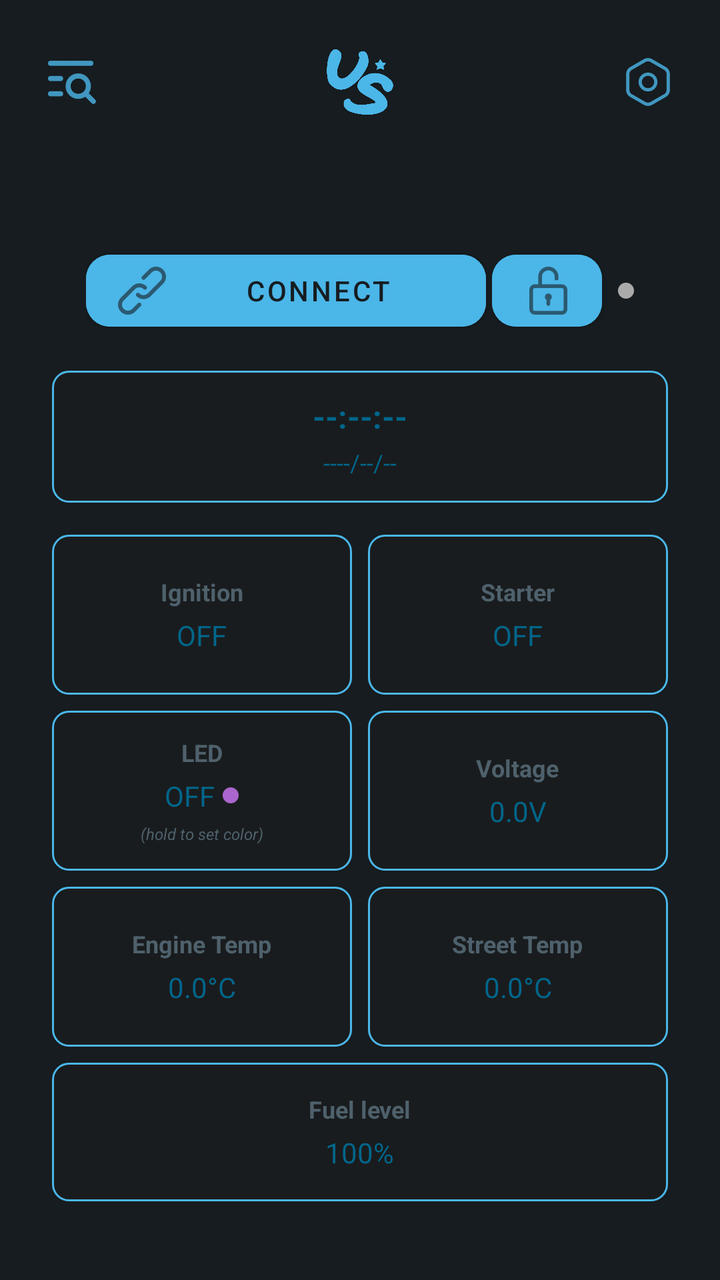
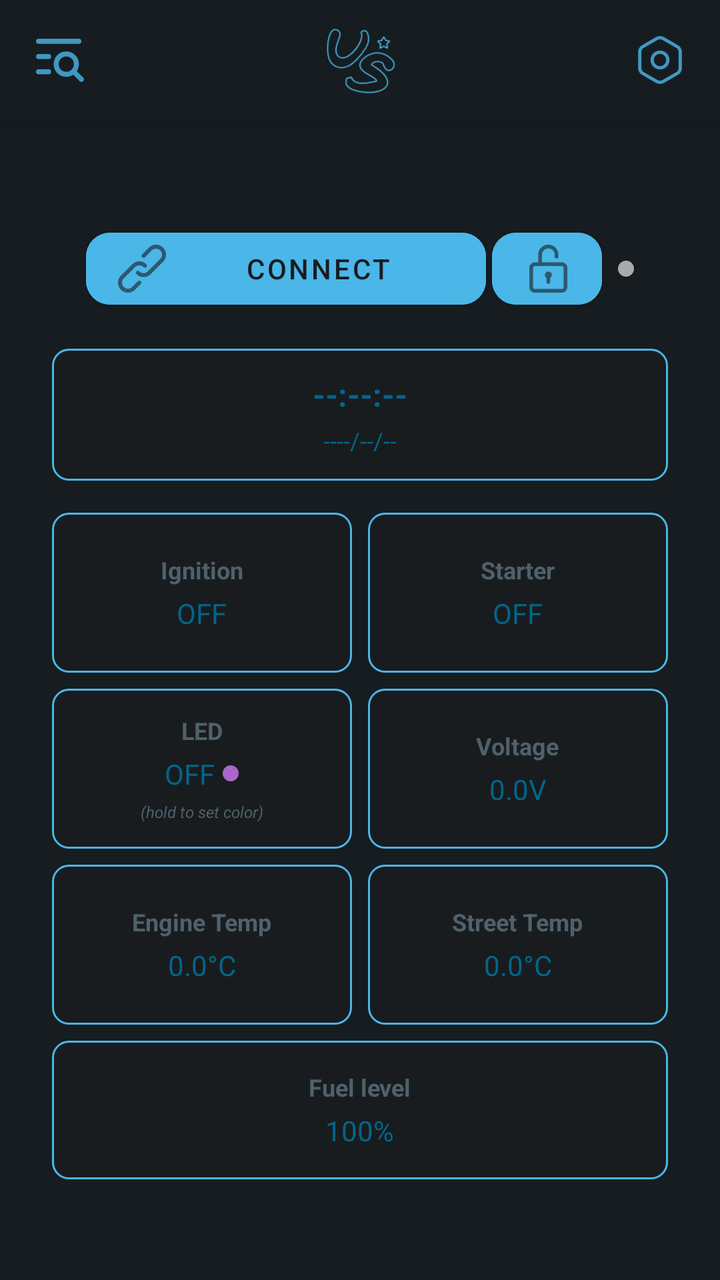

Screens rendered from an Android XML layout before and after an edit, with the pre-edit source and the edit as a unified diff.
<!-- AndroidManifest.xml: application theme Theme.Nsline22 -->
<!-- res/layout/activity_main.xml -->
<?xml version="1.0" encoding="utf-8"?>
<LinearLayout xmlns:android="http://schemas.android.com/apk/res/android"
    xmlns:app="http://schemas.android.com/apk/res-auto"
    xmlns:tools="http://schemas.android.com/tools"
    android:layout_width="match_parent"
    android:layout_height="match_parent"
    android:background="@color/background_dark"
    android:orientation="vertical"
    tools:context=".MainActivity">

    
    <RelativeLayout
        android:layout_width="match_parent"
        android:layout_height="wrap_content"
        android:background="@color/background_dark"
        android:padding="16dp">

        <ImageButton
            android:id="@+id/settingsButton"
            android:layout_width="40dp"
            android:layout_height="40dp"
            android:layout_alignParentEnd="true"
            android:layout_centerVertical="true"
            android:background="?attr/selectableItemBackgroundBorderless"
            android:contentDescription="Settings"
            android:scaleType="centerInside"
            android:src="@drawable/ic_settings"
            android:tint="?attr/colorPrimary"/>

        <ImageView
            android:id="@+id/app_icon"
            android:layout_width="40dp"
            android:layout_height="40dp"
            android:contentDescription="UniStart"
            android:src="@drawable/ic_appic"
            android:scaleType="fitCenter"
            android:tint="?attr/colorPrimary"
            android:layout_marginBottom="10dp"
            android:layout_centerHorizontal="true"
            android:layout_centerVertical="true"/>

        <ImageButton
            android:id="@+id/logsButton"
            android:layout_width="40dp"
            android:layout_height="40dp"
            android:layout_alignParentStart="true"
            android:layout_centerVertical="true"
            android:background="?attr/selectableItemBackgroundBorderless"
            android:contentDescription="Open Logs"
            android:scaleType="centerInside"
            android:src="@drawable/ic_visibility_off"
            android:tint="?attr/colorPrimary"/>

    </RelativeLayout>

    
    <ScrollView
        android:layout_width="match_parent"
        android:layout_height="0dp"
        android:layout_weight="1"
        android:fillViewport="true">

        <LinearLayout
            android:layout_width="match_parent"
            android:layout_height="match_parent"
            android:orientation="vertical"
            android:gravity="center">

            <LinearLayout
                android:layout_width="wrap_content"
                android:layout_height="wrap_content"
                android:orientation="vertical"
                android:gravity="center_horizontal"
                android:padding="16dp">

                
                <LinearLayout
                    android:layout_width="wrap_content"
                    android:layout_height="wrap_content"
                    android:orientation="horizontal"
                    android:gravity="center_vertical"
                    android:layout_marginBottom="16dp">

                    <Button
                        android:id="@+id/connectButton"
                        android:layout_width="200dp"
                        android:layout_height="wrap_content"
                        android:text="@string/connect"
                        android:backgroundTint="?attr/colorPrimary"
                        android:textColor="@color/material_dynamic_neutral_variant10"
                        app:cornerRadius="12dp"
                        android:drawableLeft="@drawable/link"
                        android:drawableTint="@color/material_dynamic_neutral_variant10" />

                    <Button
                        android:id="@+id/buttonU"
                        android:layout_width="55dp"
                        android:layout_height="wrap_content"
                        android:backgroundTint="?attr/colorPrimary"
                        android:drawableLeft="@drawable/un"
                        android:text=""
                        android:textColor="@color/black"
                        app:cornerRadius="12dp"
                        android:layout_marginStart="3dp"
                        android:drawableTint="@color/material_dynamic_neutral_variant10" />

                    <View
                        android:id="@+id/connectionIndicator"
                        android:layout_width="8dp"
                        android:layout_height="8dp"
                        android:layout_marginStart="8dp"
                        android:background="@drawable/connection_indicator" />

                </LinearLayout>

                
                <LinearLayout
                    android:layout_width="308dp"
                    android:layout_height="wrap_content"
                    android:orientation="vertical"
                    android:background="@drawable/output_background"
                    android:padding="12dp"
                    android:layout_marginBottom="16dp"
                    android:gravity="center">

                    <TextView
                        android:id="@+id/timeTextView"
                        android:layout_width="wrap_content"
                        android:layout_height="wrap_content"
                        android:text="--:--:--"
                        android:textColor="@color/material_dynamic_primary60"
                        android:textSize="16sp"
                        android:textStyle="bold" />

                    <TextView
                        android:id="@+id/dateTextView"
                        android:layout_width="wrap_content"
                        android:layout_height="wrap_content"
                        android:text="----/--/--"
                        android:textColor="@color/material_dynamic_primary60"
                        android:textSize="12sp"
                        android:layout_marginTop="4dp" />

                </LinearLayout>

                
                <LinearLayout
                    android:layout_width="wrap_content"
                    android:layout_height="wrap_content"
                    android:orientation="vertical"
                    android:gravity="center">

                    
                    <LinearLayout
                        android:layout_width="wrap_content"
                        android:layout_height="wrap_content"
                        android:orientation="horizontal"
                        android:layout_marginBottom="8dp"
                        android:gravity="center">

                        
                        <LinearLayout
                            android:id="@+id/ignitionContainer"
                            android:layout_width="150dp"
                            android:layout_height="80dp"
                            android:orientation="vertical"
                            android:background="@drawable/output_background"
                            android:padding="12dp"
                            android:layout_marginEnd="8dp"
                            android:gravity="center"
                            android:clickable="true"
                            android:focusable="true"
                            android:foreground="?attr/selectableItemBackground">

                            <TextView
                                android:layout_width="wrap_content"
                                android:layout_height="wrap_content"
                                android:text="Ignition"
                                android:textColor="@color/material_dynamic_secondary60"
                                android:textSize="12sp"
                                android:textStyle="bold" />

                            <TextView
                                android:id="@+id/ignitionStatus"
                                android:layout_width="wrap_content"
                                android:layout_height="wrap_content"
                                android:text="OFF"
                                android:textColor="@color/material_dynamic_primary60"
                                android:textSize="14sp"
                                android:layout_marginTop="4dp" />

                        </LinearLayout>

                        
                        <LinearLayout
                            android:id="@+id/starterContainer"
                            android:layout_width="150dp"
                            android:layout_height="80dp"
                            android:orientation="vertical"
                            android:background="@drawable/output_background"
                            android:padding="12dp"
                            android:gravity="center"
                            android:clickable="true"
                            android:focusable="true"
                            android:foreground="?attr/selectableItemBackground">

                            <TextView
                                android:layout_width="wrap_content"
                                android:layout_height="wrap_content"
                                android:text="Starter"
                                android:textColor="@color/material_dynamic_secondary60"
                                android:textSize="12sp"
                                android:textStyle="bold" />

                            <TextView
                                android:id="@+id/starterStatus"
                                android:layout_width="wrap_content"
                                android:layout_height="wrap_content"
                                android:text="OFF"
                                android:textColor="@color/material_dynamic_primary60"
                                android:textSize="14sp"
                                android:layout_marginTop="4dp" />

                        </LinearLayout>

                    </LinearLayout>

                    
                    <LinearLayout
                        android:layout_width="wrap_content"
                        android:layout_height="wrap_content"
                        android:orientation="horizontal"
                        android:layout_marginBottom="8dp"
                        android:gravity="center">

                        
                        <LinearLayout
                            android:id="@+id/ledContainer"
                            android:layout_width="150dp"
                            android:layout_height="80dp"
                            android:orientation="vertical"
                            android:background="@drawable/output_background"
                            android:padding="12dp"
                            android:layout_marginEnd="8dp"
                            android:gravity="center"
                            android:clickable="true"
                            android:focusable="true"
                            android:foreground="?attr/selectableItemBackground">

                            <TextView
                                android:layout_width="wrap_content"
                                android:layout_height="wrap_content"
                                android:text="LED"
                                android:textColor="@color/material_dynamic_secondary60"
                                android:textSize="12sp"
                                android:textStyle="bold" />

                            
                            <LinearLayout
                                android:layout_width="wrap_content"
                                android:layout_height="wrap_content"
                                android:orientation="horizontal"
                                android:gravity="center"
                                android:layout_marginTop="4dp">

                                <TextView
                                    android:id="@+id/ledStatus"
                                    android:layout_width="wrap_content"
                                    android:layout_height="wrap_content"
                                    android:text="OFF"
                                    android:textColor="@color/material_dynamic_primary60"
                                    android:textSize="14sp" />

                                <ImageView
                                    android:layout_width="8dp"
                                    android:layout_height="8dp"
                                    android:layout_marginStart="4dp"
                                    android:src="@drawable/connection_indicator"
                                    android:tint="@android:color/holo_purple"/>

                            </LinearLayout>

                            <TextView
                                android:layout_width="wrap_content"
                                android:layout_height="wrap_content"
                                android:text="(hold to set color)"
                                android:textColor="@color/material_dynamic_secondary60"
                                android:textSize="8sp"
                                android:textStyle="italic"
                                android:layout_marginTop="4dp" />

                        </LinearLayout>

                        
                        <LinearLayout
                            android:layout_width="150dp"
                            android:layout_height="80dp"
                            android:orientation="vertical"
                            android:background="@drawable/output_background"
                            android:padding="12dp"
                            android:gravity="center">

                            <TextView
                                android:layout_width="wrap_content"
                                android:layout_height="wrap_content"
                                android:text="Voltage"
                                android:textColor="@color/material_dynamic_secondary60"
                                android:textSize="12sp"
                                android:textStyle="bold" />

                            <TextView
                                android:id="@+id/voltageStatus"
                                android:layout_width="wrap_content"
                                android:layout_height="wrap_content"
                                android:text="0.0V"
                                android:textColor="@color/material_dynamic_primary60"
                                android:textSize="14sp"
                                android:layout_marginTop="4dp" />

                        </LinearLayout>

                    </LinearLayout>

                    
                    <LinearLayout
                        android:layout_width="wrap_content"
                        android:layout_height="wrap_content"
                        android:orientation="horizontal"
                        android:gravity="center">

                        
                        <LinearLayout
                            android:layout_width="150dp"
                            android:layout_height="80dp"
                            android:orientation="vertical"
                            android:background="@drawable/output_background"
                            android:padding="12dp"
                            android:layout_marginEnd="8dp"
                            android:gravity="center">

                            <TextView
                                android:layout_width="wrap_content"
                                android:layout_height="wrap_content"
                                android:text="Engine Temp"
                                android:textColor="@color/material_dynamic_secondary60"
                                android:textSize="12sp"
                                android:textStyle="bold" />

                            <TextView
                                android:id="@+id/engineTempStatus"
                                android:layout_width="wrap_content"
                                android:layout_height="wrap_content"
                                android:text="0.0°C"
                                android:textColor="@color/material_dynamic_primary60"
                                android:textSize="14sp"
                                android:layout_marginTop="4dp" />

                        </LinearLayout>

                        
                        <LinearLayout
                            android:layout_width="150dp"
                            android:layout_height="80dp"
                            android:orientation="vertical"
                            android:background="@drawable/output_background"
                            android:padding="12dp"
                            android:gravity="center">

                            <TextView
                                android:layout_width="wrap_content"
                                android:layout_height="wrap_content"
                                android:text="Street Temp"
                                android:textColor="@color/material_dynamic_secondary60"
                                android:textSize="12sp"
                                android:textStyle="bold" />

                            <TextView
                                android:id="@+id/streetTempStatus"
                                android:layout_width="wrap_content"
                                android:layout_height="wrap_content"
                                android:text="0.0°C"
                                android:textColor="@color/material_dynamic_primary60"
                                android:textSize="14sp"
                                android:layout_marginTop="4dp" />

                        </LinearLayout>

                    </LinearLayout>

                </LinearLayout>

                <LinearLayout
                    android:layout_width="308dp"
                    android:layout_height="wrap_content"
                    android:orientation="vertical"
                    android:background="@drawable/output_background"
                    android:padding="15dp"
                    android:layout_marginTop="8dp"
                    android:gravity="center">

                    <TextView
                        android:layout_width="wrap_content"
                        android:layout_height="wrap_content"
                        android:text="Fuel level"
                        android:textColor="@color/material_dynamic_secondary60"
                        android:textSize="12sp"
                        android:textStyle="bold" />

                    <TextView
                        android:id="@+id/fuelLevel"
                        android:layout_width="wrap_content"
                        android:layout_height="wrap_content"
                        android:text="100%"
                        android:textColor="@color/material_dynamic_primary60"
                        android:textSize="14sp"
                        android:layout_marginTop="4dp" />

                </LinearLayout>

            </LinearLayout>

        </LinearLayout>

    </ScrollView>

</LinearLayout>
<!-- resources referenced by this layout -->
<resources>
  <color name="background_dark">@color/material_dynamic_neutral_variant10</color>
  <color name="black">#FF000000</color>
  <color name="material_dynamic_neutral_variant10">#1C1B1F</color>
  <color name="material_dynamic_primary60">#9A82DB</color>
  <color name="material_dynamic_secondary60">#9A8D9E</color>
  <!-- drawable connection_indicator (drawable) -->
  <shape xmlns:android="http://schemas.android.com/apk/res/android"
      android:shape="oval">
      <solid android:color="@android:color/darker_gray" />
      <size
          android:width="16dp"
          android:height="16dp" />
  </shape>
  <!-- drawable ic_appic: png bitmap (drawable, 139801 bytes) -->
  <!-- drawable ic_settings: png bitmap (drawable-hdpi, 670 bytes) -->
  <!-- drawable ic_visibility_off: png bitmap (drawable-hdpi, 684 bytes) -->
  <!-- drawable link: png bitmap (drawable-hdpi, 674 bytes) -->
  <!-- drawable output_background (drawable) -->
  <shape xmlns:android="http://schemas.android.com/apk/res/android">
      <solid android:color="@color/material_dynamic_neutral10" />
      <stroke android:width="1dp" android:color="?attr/colorPrimary" />
      <corners android:radius="8dp" />
  </shape>
  <!-- drawable un: png bitmap (drawable-hdpi, 617 bytes) -->
  <string name="connect">Connect</string>
  <style name="Theme.Nsline22" parent="Theme.MaterialComponents.DayNight.NoActionBar">
          <item name="android:windowBackground">@color/material_dynamic_neutral_variant10</item>
          <item name="colorPrimary">@color/material_dynamic_primary70</item>
          <item name="editTextStyle">@style/EditTextStyle</item>
          <item name="android:statusBarColor">@color/material_dynamic_neutral_variant10</item>
          <item name="android:navigationBarColor">@color/material_dynamic_neutral_variant10</item>
      </style>
  <color name="material_dynamic_neutral10">#1C1B1F</color>
  <color name="material_dynamic_primary70">#B69DF8</color>
  <style name="EditTextStyle" parent="Widget.MaterialComponents.TextInputLayout.OutlinedBox">
          <item name="boxStrokeColor">@color/material_dynamic_primary70</item>
          <item name="android:textColorHint">@color/material_dynamic_primary70</item>
          <item name="android:textColor">@color/white</item>
          <item name="android:paddingStart">12dp</item>
          <item name="android:paddingEnd">12dp</item>
          <item name="android:paddingTop">8dp</item>
          <item name="android:paddingBottom">8dp</item>
      </style>
  <color name="white">#FFFFFFFF</color>
</resources>

<!-- the commit's change to res/layout/activity_main.xml (unified diff, before → after) -->
@@ -13,7 +13,11 @@
         android:layout_width="match_parent"
         android:layout_height="wrap_content"
         android:background="@color/background_dark"
-        android:padding="16dp">
+        android:padding="5dp"
+        android:elevation="4dp"
+        android:outlineProvider="bounds"
+        android:paddingStart="10dp"
+        android:paddingEnd="10dp">
 
         <ImageButton
             android:id="@+id/settingsButton"
<!-- resource entries referenced after the edit -->
@@ -13,7 +13,7 @@
           android:width="16dp"
           android:height="16dp" />
   </shape>
-  <!-- drawable ic_appic: png bitmap (drawable, 139801 bytes) -->
+  <!-- drawable ic_appic: png bitmap (drawable, 3740 bytes) -->
   <!-- drawable ic_settings: png bitmap (drawable-hdpi, 670 bytes) -->
   <!-- drawable ic_visibility_off: png bitmap (drawable-hdpi, 684 bytes) -->
   <!-- drawable link: png bitmap (drawable-hdpi, 674 bytes) -->
